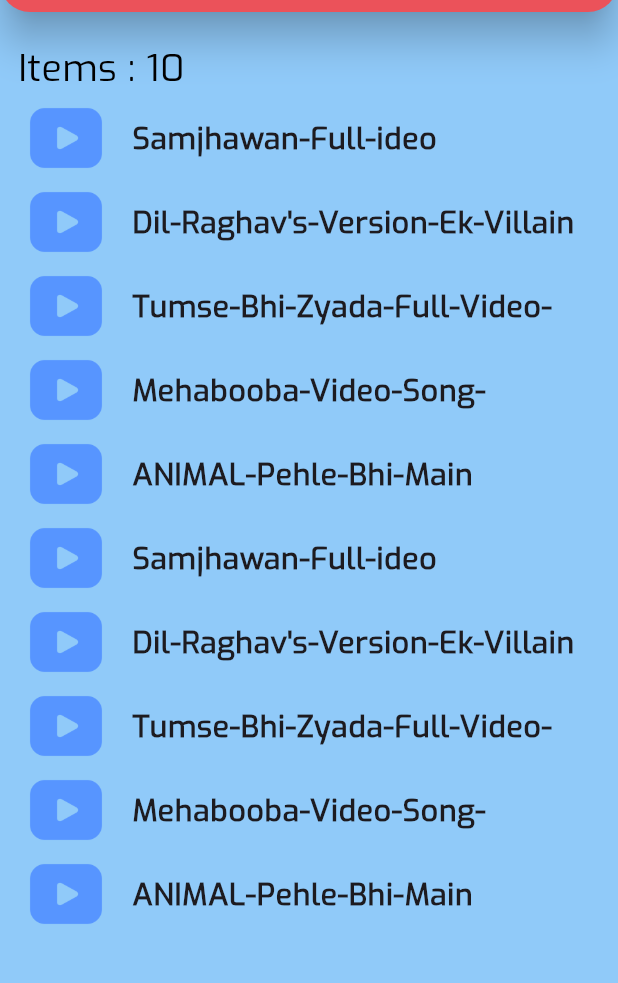
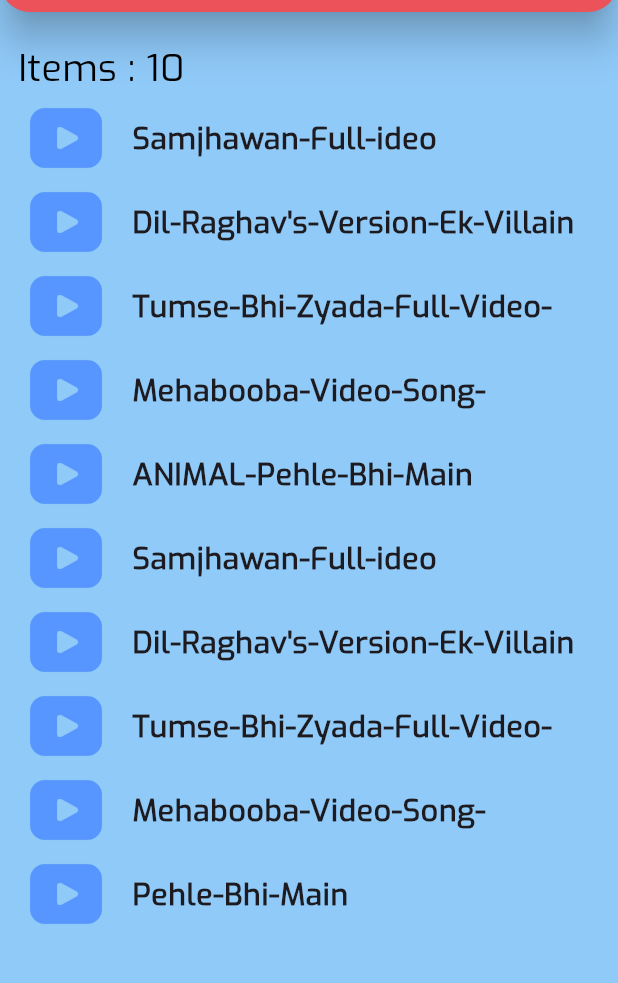
Before and after one commit to rahulkumardev24/Video-player-app-with-flutter, a Flutter app: the screen it shows after launch, on a phone screen of 412 x 824 dp, the part 72-1055 px from its top. Run offline on Flutter 3.47's test engine with Material 3 defaults, Android fonts, the phone set to English and light mode, and no system bars; our stand-ins replace animated_text_kit, video_player.

Commit message:
screen upload

```diff
--- a/lib/screen/music_list_screen.dart
+++ b/lib/screen/music_list_screen.dart
@@ -20,7 +20,7 @@ class _MusicListScreenState extends State<MusicListScreen> {
     "assets/videos/Dil-Raghav's-Version-Ek-Villain.mp4" ,
     "assets/videos/Tumse-Bhi-Zyada-Full-Video-Tadap.mp4" ,
     "assets/videos/Mehabooba-Video-Song-(Hindi)-KGF-Chapter-2.mp4" ,
-    "assets/videos/ANIMAL-Pehle-Bhi-Main.mp4"
+    "assets/videos/Pehle-Bhi-Main.mp4"
   ];
   @override
   Widget build(BuildContext context) {
```
Also changed, not shown: 1 other file.
